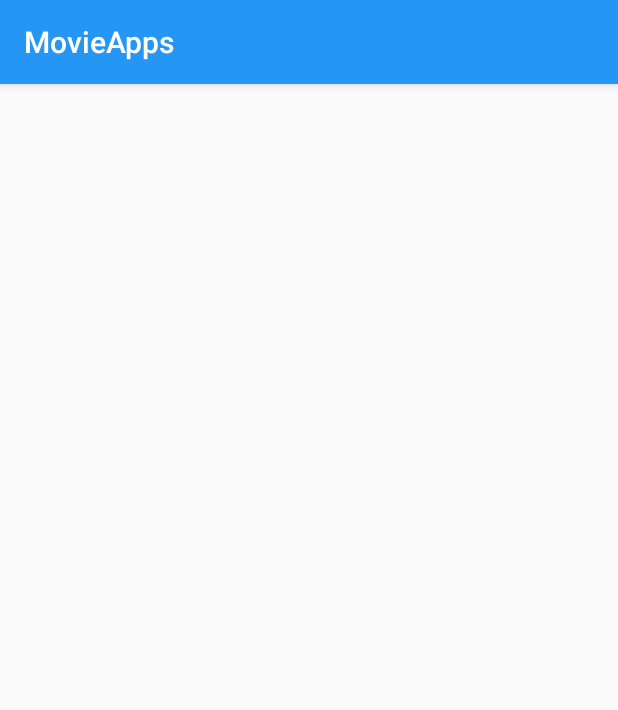
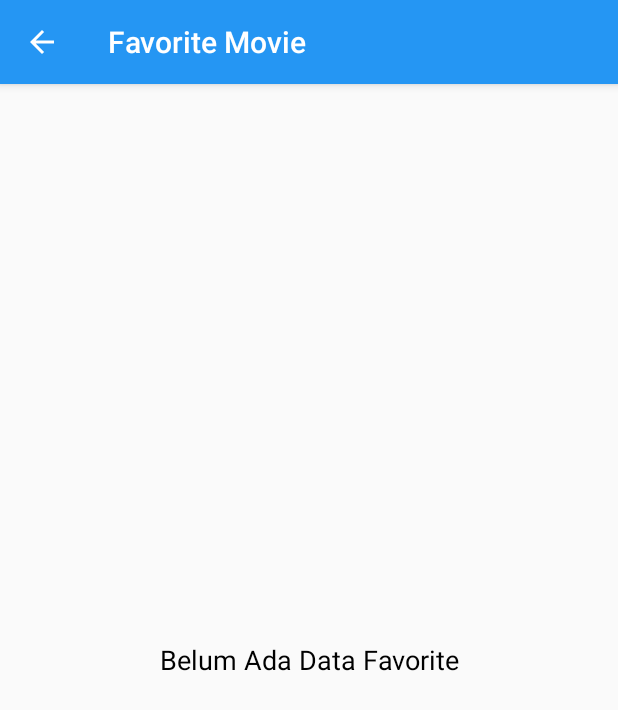
Before and after one commit to hafiznaufalr/MobileQuestion, an Android app: the FavoriteActivity screen opened directly, with no data from a screen before it, on a phone screen of 412 x 824 dp. Shown: the top 710 px of the screen. Run offline under Robolectric (Android 15) with nearby library versions, the phone set to English and light mode, and no system bars; pictures from the network do not load.

Commit message:
done favorite

```diff
--- a/app/src/main/java/net/hafiznaufalr/mobilequestion/db/DBMovieHelper.kt
+++ b/app/src/main/java/net/hafiznaufalr/mobilequestion/db/DBMovieHelper.kt
@@ -21,8 +21,8 @@ class DBHelper(context: Context) :
         MovieContract().TABLE_MOVIE,
         MovieContract.MovieColumns.ID,
         MovieContract.MovieColumns.OVERVIEW,
+        MovieContract.MovieColumns.POSTER,
         MovieContract.MovieColumns.RELEASEDATE,
-        MovieContract.MovieColumns.POSTER,
         MovieContract.MovieColumns.TITLE
 
     )
--- a/app/src/main/java/net/hafiznaufalr/mobilequestion/network/ApiService.kt
+++ b/app/src/main/java/net/hafiznaufalr/mobilequestion/network/ApiService.kt
@@ -3,7 +3,7 @@ package net.hafiznaufalr.mobilequestion.network
 import kotlinx.coroutines.Deferred
 import net.hafiznaufalr.mobilequestion.model.Model
 import net.hafiznaufalr.mobilequestion.model.Model.MovieResponse
-import net.hafiznaufalr.mobilequestion.model.Model.Detail
+import net.hafiznaufalr.mobilequestion.model.Model.Movie
 import retrofit2.http.GET
 import retrofit2.http.Path
 import retrofit2.http.Query
@@ -33,5 +33,5 @@ interface ApiService {
     fun getDetailMovie(
         @Path("movie_id") movieId: Int,
         @Query("api_key") apiKey: String
-    ): Deferred<Detail>
+    ): Deferred<Movie>
 }
--- a/app/src/main/java/net/hafiznaufalr/mobilequestion/ui/detail/DetailView.kt
+++ b/app/src/main/java/net/hafiznaufalr/mobilequestion/ui/detail/DetailView.kt
@@ -1,8 +1,8 @@
 package net.hafiznaufalr.mobilequestion.ui.detail
 
-import net.hafiznaufalr.mobilequestion.model.Model.Detail
+import net.hafiznaufalr.mobilequestion.model.Model.Movie
 
 interface DetailView {
-    fun onDataResponse(data: Detail)
+    fun onDataResponse(data: Movie)
     fun onDataFailure(throwable: Throwable)
 }
--- a/app/src/main/java/net/hafiznaufalr/mobilequestion/ui/favorite/FavoriteActivity.kt
+++ b/app/src/main/java/net/hafiznaufalr/mobilequestion/ui/favorite/FavoriteActivity.kt
@@ -2,12 +2,51 @@ package net.hafiznaufalr.mobilequestion.ui.favorite
 
 import androidx.appcompat.app.AppCompatActivity
 import android.os.Bundle
+import android.view.MenuItem
+import android.view.View
+import kotlinx.android.synthetic.main.activity_favorite.*
 import net.hafiznaufalr.mobilequestion.R
+import net.hafiznaufalr.mobilequestion.db.MovieHelper
+import net.hafiznaufalr.mobilequestion.model.Model.Movie
 
 class FavoriteActivity : AppCompatActivity() {
-
+    lateinit var movieHelper: MovieHelper
+    lateinit var adapter: FavoriteAdapter
+    private var listFavorite: ArrayList<Movie> = arrayListOf()
     override fun onCreate(savedInstanceState: Bundle?) {
         super.onCreate(savedInstanceState)
         setContentView(R.layout.activity_favorite)
+        supportActionBar?.setDisplayHomeAsUpEnabled(true)
+        title = getString(R.string.fav_movie)
+        movieHelper = MovieHelper.getInstance(this)
+        movieHelper.open()
+        prepareRv()
+    }
+
+    private fun prepareRv() {
+        listFavorite = movieHelper.getAllMovie()
+        adapter = FavoriteAdapter(this, listFavorite)
+        rv_favorite.adapter = adapter
+        if (listFavorite.isEmpty()){
+            tv_null.visibility = View.VISIBLE
+        }
+    }
+
+    override fun onResume() {
+        listFavorite.clear()
+        listFavorite.addAll(movieHelper.getAllMovie())
+        listFavorite.reverse()
+        adapter.notifyDataSetChanged()
+        if (listFavorite.isEmpty()){
+            tv_null.visibility = View.VISIBLE
+        }
+        super.onResume()
+    }
+
+    override fun onOptionsItemSelected(item: MenuItem): Boolean {
+        if (item.itemId == android.R.id.home) {
+            finish()
+        }
+        return true
     }
 }
--- /dev/null
+++ b/app/src/main/java/net/hafiznaufalr/mobilequestion/ui/favorite/FavoriteAdapter.kt
@@ -0,0 +1,46 @@
+package net.hafiznaufalr.mobilequestion.ui.favorite
+
+import android.content.Context
+import android.content.Intent
+import android.view.LayoutInflater
+import android.view.View
+import android.view.ViewGroup
+import androidx.recyclerview.widget.RecyclerView
+import com.bumptech.glide.Glide
+import kotlinx.android.synthetic.main.item_movie.view.*
+import net.hafiznaufalr.mobilequestion.R
+import net.hafiznaufalr.mobilequestion.model.Model
+import net.hafiznaufalr.mobilequestion.ui.detail.DetailActivity
+import net.hafiznaufalr.mobilequestion.util.Constant
+
+class FavoriteAdapter(private val context: Context,
+                  private val data : List<Model.Movie>
+): RecyclerView.Adapter<FavoriteAdapter.MyHolder>(){
+
+    override fun onCreateViewHolder(p0: ViewGroup, p1: Int)
+            = MyHolder(LayoutInflater.from(p0.context).inflate(R.layout.item_movie,p0,false))
+
+
+    override fun getItemCount(): Int {
+        return data.size
+    }
+
+    override fun onBindViewHolder(holder: MyHolder, position: Int) {
+        val view = holder.itemView
+        view.tv_title.text = data[position].title
+        view.tv_release_date.text = data[position].releaseDate
+        view.tv_overview.text = data [position].overview
+        Glide.with(context).load(Constant.BASE_IMAGE_URL + data[position].posterPath).into(view.iv_poster)
+
+        view.setOnClickListener {
+            val intent = Intent(context, DetailActivity::class.java)
+            intent.putExtra("idMovie", data[position].id)
+            context.startActivity(intent)
+        }
+
+    }
+
+    class MyHolder(itemView: View) : RecyclerView.ViewHolder(itemView)
+
+
+}
--- a/app/src/main/java/net/hafiznaufalr/mobilequestion/ui/main/MainActivity.kt
+++ b/app/src/main/java/net/hafiznaufalr/mobilequestion/ui/main/MainActivity.kt
@@ -88,9 +88,7 @@ class MainActivity : AppCompatActivity(), MainView {
                 tv_category.text = getString(R.string.now_playing)
             }
         }
-
     }
-
 
     override fun onDataResponse(data: MovieResponse) {
         swipe_movie.isRefreshing = true
--- a/app/src/main/res/layout/activity_favorite.xml
+++ b/app/src/main/res/layout/activity_favorite.xml
@@ -1,9 +1,34 @@
 <?xml version="1.0" encoding="utf-8"?>
-<androidx.constraintlayout.widget.ConstraintLayout xmlns:android="http://schemas.android.com/apk/res/android"
+<androidx.swiperefreshlayout.widget.SwipeRefreshLayout xmlns:android="http://schemas.android.com/apk/res/android"
     xmlns:app="http://schemas.android.com/apk/res-auto"
     xmlns:tools="http://schemas.android.com/tools"
+    android:id="@+id/swipe_movie"
     android:layout_width="match_parent"
     android:layout_height="match_parent"
-    tools:context=".ui.favorite.FavoriteActivity">
+    tools:context=".ui.main.MainActivity">
 
-</androidx.constraintlayout.widget.ConstraintLayout>
+    <RelativeLayout
+        android:layout_width="match_parent"
+        android:layout_height="wrap_content">
+
+        <TextView
+            android:id="@+id/tv_null"
+            android:layout_width="match_parent"
+            android:layout_height="wrap_content"
+            android:layout_centerInParent="true"
+            android:textSize="18sp"
+            android:textColor="@android:color/black"
+            android:text="@string/tv_null"
+            android:textAlignment="center"
+            android:visibility="gone"
+            />
+
+        <androidx.recyclerview.widget.RecyclerView
+            android:id="@+id/rv_favorite"
+            android:layout_width="match_parent"
+            android:layout_height="wrap_content"
+            app:layoutManager="androidx.recyclerview.widget.LinearLayoutManager"
+            tools:listitem="@layout/item_movie" />
+    </RelativeLayout>
+
+</androidx.swiperefreshlayout.widget.SwipeRefreshLayout>
--- a/app/src/main/res/values/strings.xml
+++ b/app/src/main/res/values/strings.xml
@@ -12,6 +12,10 @@
     <string name="now_playing">Now Playing</string>
     <string name="overview">Overview</string>
     <string name="action_to_favorite">action to favorite</string>
+    <string name="remove_favorite">Remove From Favorite</string>
+    <string name="add_favorite">Add To Favorite</string>
+    <string name="fav_movie">Favorite Movie</string>
+    <string name="tv_null">Belum Ada Data Favorite</string>
 
     <string-array name="value">
         <item>Popular</item>
```
Also changed, not shown: app/src/main/java/net/hafiznaufalr/mobilequestion/db/MovieHelper.kt (+5 -5 lines), app/src/main/java/net/hafiznaufalr/mobilequestion/model/model.kt (+0 -12 lines), app/src/main/java/net/hafiznaufalr/mobilequestion/ui/detail/DetailActivity.kt (+31 -2 lines), app/src/main/res/layout/activity_main.xml (+11 -13 lines).
